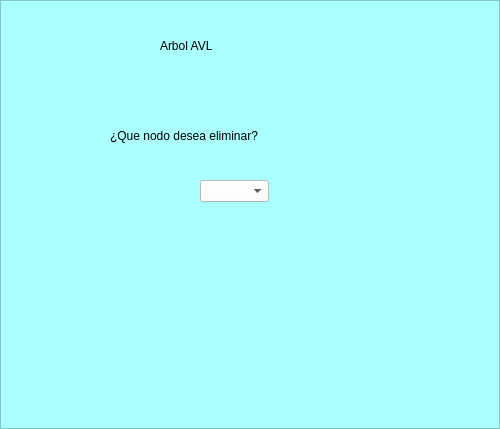
The window that EliminarArbol.ui (Joy12600/Lab1) describes before a commit, drawn with Qt 5.
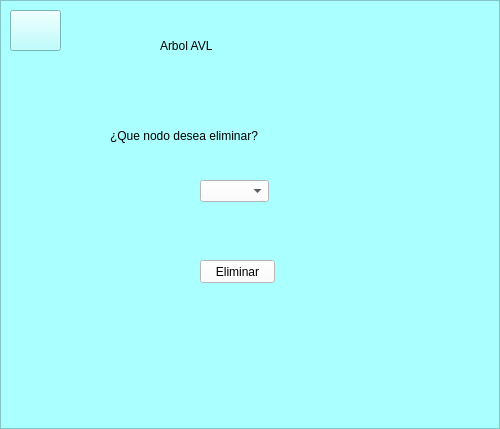
The same window after the commit. Icons and pictures are not drawn.

```diff
--- a/EliminarArbol.ui
+++ b/EliminarArbol.ui
@@ -86,6 +86,46 @@
         <string notr="true">background-color: rgb(255, 255, 255);</string>
        </property>
       </widget>
+      <widget class="QPushButton" name="pushButton">
+       <property name="geometry">
+        <rect>
+         <x>200</x>
+         <y>260</y>
+         <width>75</width>
+         <height>23</height>
+        </rect>
+       </property>
+       <property name="styleSheet">
+        <string notr="true">background-color: rgb(255, 255, 255);
+font: 14pt &quot;MS Shell Dlg 2&quot;;</string>
+       </property>
+       <property name="text">
+        <string>Eliminar</string>
+       </property>
+      </widget>
+      <widget class="QPushButton" name="pushButton_2">
+       <property name="geometry">
+        <rect>
+         <x>10</x>
+         <y>10</y>
+         <width>51</width>
+         <height>41</height>
+        </rect>
+       </property>
+       <property name="text">
+        <string/>
+       </property>
+       <property name="icon">
+        <iconset>
+         <normaloff>descarga.png</normaloff>descarga.png</iconset>
+       </property>
+       <property name="iconSize">
+        <size>
+         <width>32</width>
+         <height>32</height>
+        </size>
+       </property>
+      </widget>
      </widget>
     </item>
    </layout>
```
